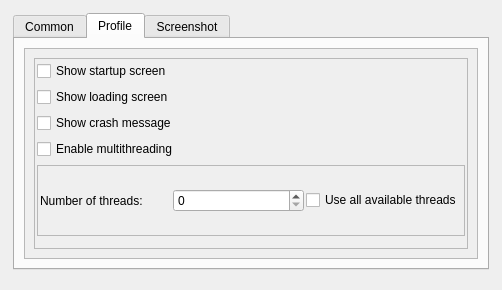
Above: forms/preferences.ui from isis-group/vast before the change. Below: the same form after it.
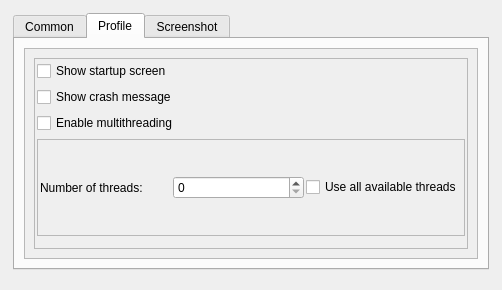
That is the form after the change.

Diff of the .ui file:
```diff
--- a/forms/preferences.ui
+++ b/forms/preferences.ui
@@ -205,13 +205,6 @@
                    </property>
                   </widget>
                  </item>
-                 <item>
-                  <widget class="QCheckBox" name="checkLoadingScreen">
-                   <property name="text">
-                    <string>Show loading screen</string>
-                   </property>
-                  </widget>
-                 </item>
                  <item>
                   <widget class="QCheckBox" name="checkCrashMessage">
                    <property name="text">
```
